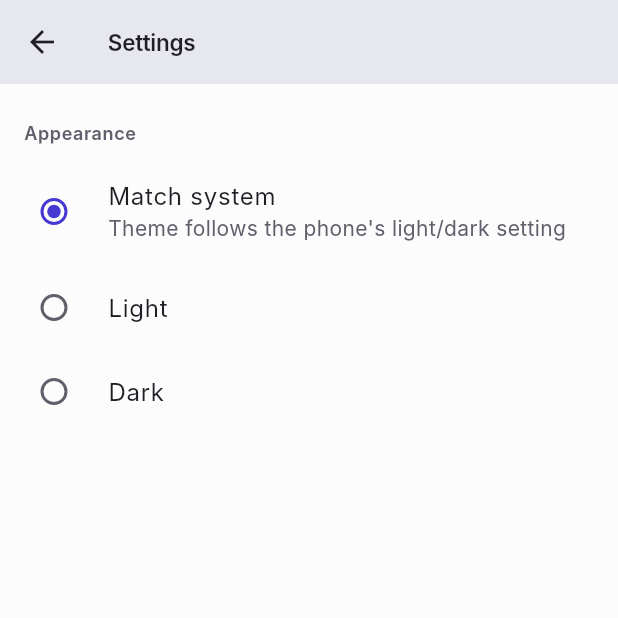
After one commit to arkinara/spendflow, a Flutter app: the SettingsScreen screen opened by its route, after a tap on "Match system", on a phone screen of 412 x 824 dp, the top half of it. The commit adds this screen. Run offline on Flutter 3.47's test engine with Material 3 defaults, Android fonts, the phone set to English and light mode, and no system bars; our stand-ins replace camera, hive_flutter, shared_preferences; accounts and stored records are empty; Roboto replaces fonts that are missing (Inter).

Commit message:
feat(fe-mobile-dark-theme): dark theme + theme mode toggle in Settings (#95)
- _darkScheme mirrors the M3 light scheme's structure with the brightness
  flipped and the surface steps tuned for dark (inverse-elevation mapping).
- SpendFlowTokens.dark is a full per-entry copy, not a derived class; the
  lerp therefore interpolates a perceptually correct midpoint between the
  two hardcoded variants.
- ThemeMode (system/light/dark) lives on AppState, persists through the
  #93 _persistSettings path, and hydrates on boot with an unknown-value
  fallback to system.
- MaterialApp subscribes to AppScope and resolves light/dark in place on a
  flip; no route push/pop, the navigator stack stays put.
- Settings screen is minimal on purpose: one Appearance section, three
  radio tiles, no account/logout/version info (separate tickets).
- Web globals.css colors inspire the dark tokens; values are not copied
  verbatim.

```diff
--- a/mobile/lib/app.dart
+++ b/mobile/lib/app.dart
@@ -8,6 +8,7 @@ import 'screens/confirm_screen.dart';
 import 'screens/draft_screen.dart';
 import 'screens/login_screen.dart';
 import 'screens/queue_screen.dart';
+import 'screens/settings_screen.dart';
 import 'screens/shell.dart';
 import 'screens/success_screen.dart';
 import 'state/app_state.dart';
@@ -100,12 +101,8 @@ class _SpendFlowAppState extends State<SpendFlowApp> {
   Widget build(BuildContext context) {
     return AppScope(
       state: _state,
-      child: MaterialApp(
-        title: 'SpendFlow',
-        debugShowCheckedModeBanner: false,
-        theme: buildSpendFlowTheme(),
+      child: _SpendFlowMaterialApp(
         navigatorKey: _navigatorKey,
-        initialRoute: LoginScreen.routeName,
         onGenerateRoute: _onGenerateRoute,
       ),
     );
@@ -117,6 +114,8 @@ class _SpendFlowAppState extends State<SpendFlowApp> {
         return _page(const LoginScreen(), settings);
       case MainShell.routeName:
         return _page(const MainShell(), settings);
+      case SettingsScreen.routeName:
+        return _page(const SettingsScreen(), settings);
       case CaptureScreen.routeName:
         return _page(const CaptureScreen(), settings);
       case ConfirmScreen.routeName:
@@ -139,3 +138,31 @@ class _SpendFlowAppState extends State<SpendFlowApp> {
     return MaterialPageRoute<void>(builder: (_) => child, settings: settings);
   }
 }
+
+/// Builds the [MaterialApp] below [AppScope] so it subscribes to [AppState]:
+/// a theme-mode flip notifies and the whole app re-resolves light/dark in
+/// place — no route is pushed or popped, the navigator stack stays put.
+class _SpendFlowMaterialApp extends StatelessWidget {
+  const _SpendFlowMaterialApp({
+    required this.navigatorKey,
+    required this.onGenerateRoute,
+  });
+
+  final GlobalKey<NavigatorState> navigatorKey;
+  final Route<dynamic>? Function(RouteSettings) onGenerateRoute;
+
+  @override
+  Widget build(BuildContext context) {
+    final state = AppScope.of(context);
+    return MaterialApp(
+      title: 'SpendFlow',
+      debugShowCheckedModeBanner: false,
+      theme: buildSpendFlowTheme(),
+      darkTheme: buildSpendFlowTheme(brightness: Brightness.dark),
+      themeMode: state.themeMode,
+      navigatorKey: navigatorKey,
+      initialRoute: LoginScreen.routeName,
+      onGenerateRoute: onGenerateRoute,
+    );
+  }
+}
--- /dev/null
+++ b/mobile/lib/screens/settings_screen.dart
@@ -0,0 +1,69 @@
+import 'package:flutter/material.dart';
+
+import '../state/app_state.dart';
+
+// RadioGroup — the groupValue/onChanged replacement the deprecation points at —
+// is not shipped in this Flutter build yet, so the classic RadioListTile API
+// stays in use here. Revisit once the replacement lands.
+// ignore_for_file: deprecated_member_use
+
+/// Minimal Settings screen (#95) — one Appearance section hosting the
+/// theme-mode toggle. Deliberately small: account, logout, version info and
+/// the rest arrive as separate tickets.
+class SettingsScreen extends StatelessWidget {
+  const SettingsScreen({super.key});
+
+  static const String routeName = '/settings';
+
+  @override
+  Widget build(BuildContext context) {
+    final state = AppScope.of(context);
+    final scheme = Theme.of(context).colorScheme;
+
+    return Scaffold(
+      appBar: AppBar(title: const Text('Settings')),
+      body: ListView(
+        padding: const EdgeInsets.symmetric(vertical: 8),
+        children: <Widget>[
+          Padding(
+            padding: const EdgeInsets.fromLTRB(16, 16, 16, 8),
+            child: Text(
+              'Appearance',
+              style: TextStyle(
+                fontSize: 12,
+                fontWeight: FontWeight.w600,
+                letterSpacing: 0.4,
+                color: scheme.onSurfaceVariant,
+              ),
+            ),
+          ),
+          RadioListTile<ThemeMode>(
+            title: const Text('Match system'),
+            subtitle: const Text("Theme follows the phone's light/dark setting"),
+            value: ThemeMode.system,
+            groupValue: state.themeMode,
+            onChanged: (value) {
+              if (value != null) state.setThemeMode(value);
+            },
+          ),
+          RadioListTile<ThemeMode>(
+            title: const Text('Light'),
+            value: ThemeMode.light,
+            groupValue: state.themeMode,
+            onChanged: (value) {
+              if (value != null) state.setThemeMode(value);
+            },
+          ),
+          RadioListTile<ThemeMode>(
+            title: const Text('Dark'),
+            value: ThemeMode.dark,
+            groupValue: state.themeMode,
+            onChanged: (value) {
+              if (value != null) state.setThemeMode(value);
+            },
+          ),
+        ],
+      ),
+    );
+  }
+}
--- a/mobile/lib/screens/shell.dart
+++ b/mobile/lib/screens/shell.dart
@@ -6,8 +6,10 @@ import 'capture_screen.dart';
 import 'claims_screen.dart';
 import 'home_screen.dart';
 import 'queue_screen.dart';
+import 'settings_screen.dart';
 
-/// The four primary destinations, with the capture FAB riding above them.
+/// The four primary destinations, with the capture FAB riding above them and
+/// Settings as a pushed route off the bottom bar.
 ///
 /// Tab state is kept in an [IndexedStack] so scroll position and filters
 /// survive a switch — the same behaviour the web app's rail has.
@@ -15,6 +17,10 @@ class MainShell extends StatefulWidget {
   const MainShell({this.initialIndex = 0, super.key});
 
   final int initialIndex;
+
+  /// Index of the Settings destination. Unlike the tabs it pushes a route
+  /// (/settings) instead of switching the stack.
+  static const int settingsIndex = 4;
 
   static const String routeName = '/home';
 
@@ -51,7 +57,13 @@ class _MainShellState extends State<MainShell> {
           : null,
       bottomNavigationBar: NavigationBar(
         selectedIndex: _index,
-        onDestinationSelected: (i) => setState(() => _index = i),
+        onDestinationSelected: (i) {
+          if (i == MainShell.settingsIndex) {
+            Navigator.of(context).pushNamed(SettingsScreen.routeName);
+            return;
+          }
+          setState(() => _index = i);
+        },
         destinations: <Widget>[
           const NavigationDestination(
             icon: Icon(Icons.home_outlined),
@@ -82,6 +94,11 @@ class _MainShellState extends State<MainShell> {
             selectedIcon: const Icon(Icons.inbox),
             label: 'Approvals',
           ),
+          const NavigationDestination(
+            icon: Icon(Icons.settings_outlined),
+            selectedIcon: Icon(Icons.settings),
+            label: 'Settings',
+          ),
         ],
       ),
     );
--- a/mobile/lib/state/app_state.dart
+++ b/mobile/lib/state/app_state.dart
@@ -1,7 +1,7 @@
 import 'dart:async';
 import 'dart:typed_data';
 
-import 'package:flutter/widgets.dart';
+import 'package:flutter/material.dart';
 
 import '../api/auth.dart' as auth_api;
 import '../api/errors.dart';
@@ -56,6 +56,7 @@ class AppState extends ChangeNotifier {
   AppState({
     AppVariant variant = AppVariant.standard,
     bool offline = false,
+    ThemeMode themeMode = ThemeMode.system,
     ClaimRepository? repository,
     LocalStore? store,
     OcrPass? ocrPass,
@@ -65,6 +66,8 @@ class AppState extends ChangeNotifier {
         _variant = variant,
         // ignore: prefer_initializing_formals
         _offline = offline,
+        // ignore: prefer_initializing_formals
+        _themeMode = themeMode,
         // ignore: prefer_initializing_formals
         _store = store,
         // Demo mode runs the fixture pass; the live repository gets the
@@ -89,6 +92,7 @@ class AppState extends ChangeNotifier {
   static Future<AppState> create({
     AppVariant variant = AppVariant.standard,
     bool offline = false,
+    ThemeMode themeMode = ThemeMode.system,
     ClaimRepository? repository,
     LocalStore? store,
     OcrPass? ocrPass,
@@ -98,6 +102,7 @@ class AppState extends ChangeNotifier {
     final state = AppState(
       variant: variant,
       offline: offline,
+      themeMode: themeMode,
       repository: repository,
       store: hydratedStore,
       ocrPass: ocrPass,
@@ -110,6 +115,7 @@ class AppState extends ChangeNotifier {
 
   static const String _variantKey = 'variant';
   static const String _offlineKey = 'offline';
+  static const String _themeModeKey = 'theme_mode';
   static const String _queueKey = 'queue';
   static const String _draftKey = 'draft';
   static const String _inboxKey = 'inbox';
@@ -133,6 +139,15 @@ class AppState extends ChangeNotifier {
       }
       final offlineRaw = await store.readString(_offlineKey);
       if (offlineRaw != null) _offline = offlineRaw == 'true';
+      final themeModeName = await store.readString(_themeModeKey);
+      if (themeModeName != null) {
+        // Case-insensitive match against the enum names; anything unknown
+        // (corrupt / hand-edited value) falls back to system (#95).
+        final lower = themeModeName.toLowerCase();
+        for (final candidate in ThemeMode.values) {
+          if (candidate.name == lower) _themeMode = candidate;
+        }
+      }
       final queue = await store.readList(_queueKey);
       if (queue != null) {
         _queue = queue.map(QueueItem.fromJson).toList();
@@ -173,6 +188,7 @@ class AppState extends ChangeNotifier {
   void _persistSettings() => _write((store) async {
         await store.writeString(_variantKey, _variant.name);
         await store.writeString(_offlineKey, _offline ? 'true' : 'false');
+        await store.writeString(_themeModeKey, _themeMode.name);
       });
 
   void _persistDraft() => _write((store) async {
@@ -227,6 +243,20 @@ class AppState extends ChangeNotifier {
   set variant(AppVariant value) {
     if (_variant == value) return;
     _variant = value;
+    _persistSettings();
+    notifyListeners();
+  }
+
+  /* ---------------- theme mode (#95) ---------------- */
+
+  ThemeMode _themeMode;
+  ThemeMode get themeMode => _themeMode;
+
+  /// Override the system light/dark preference. Persisted through
+  /// [_persistSettings] so a relaunch boots into the chosen mode (#93 seam).
+  void setThemeMode(ThemeMode value) {
+    if (_themeMode == value) return;
+    _themeMode = value;
     _persistSettings();
     notifyListeners();
   }
--- a/mobile/lib/theme/app_theme.dart
+++ b/mobile/lib/theme/app_theme.dart
@@ -50,22 +50,60 @@ const ColorScheme _lightScheme = ColorScheme(
   shadow: Color(0xFF000000),
 );
 
-ThemeData buildSpendFlowTheme() {
-  const tokens = SpendFlowTokens.light;
+/// M3 dark scheme (#95), mirroring [_lightScheme]'s structure with the
+/// brightness flipped and the surface steps tuned for dark backgrounds —
+/// lighter "containers" sitting on a darker base, the same inverse-elevation
+/// relationship M3 generates from a dark seed.
+const ColorScheme _darkScheme = ColorScheme(
+  brightness: Brightness.dark,
+  primary: Color(0xFFC3BDFF),
+  onPrimary: Color(0xFF241F50),
+  primaryContainer: Color(0xFF3A34A6),
+  onPrimaryContainer: Color(0xFFE6E1FF),
+  secondary: Color(0xFFCDBCE6),
+  onSecondary: Color(0xFF2C1E44),
+  secondaryContainer: Color(0xFF44386A),
+  onSecondaryContainer: Color(0xFFE8E1F4),
+  tertiary: Color(0xFF8FD5E0),
+  onTertiary: Color(0xFF0B3E48),
+  tertiaryContainer: Color(0xFF0E4F5A),
+  onTertiaryContainer: Color(0xFFD6F0F5),
+  error: Color(0xFFF2B8B8),
+  onError: Color(0xFF5D1414),
+  errorContainer: Color(0xFF8C1D18),
+  onErrorContainer: Color(0xFFF9DEDC),
+  surface: Color(0xFF14141A),
+  onSurface: Color(0xFFE7E7EE),
+  onSurfaceVariant: Color(0xFFC2C2CC),
+  outline: Color(0xFF8E8E9A),
+  outlineVariant: Color(0xFF45454F),
+  inverseSurface: Color(0xFFE7E7EE),
+  onInverseSurface: Color(0xFF2C2C34),
+  inversePrimary: Color(0xFF4539D1),
+  scrim: Color(0xFF000000),
+  shadow: Color(0xFF000000),
+);
+
+/// Build the SpendFlow [ThemeData] for a given [Brightness]. Defaults to
+/// light so existing callers and tests keep working unchanged (#95).
+ThemeData buildSpendFlowTheme({Brightness brightness = Brightness.light}) {
+  final scheme = brightness == Brightness.dark ? _darkScheme : _lightScheme;
+  final tokens =
+      brightness == Brightness.dark ? SpendFlowTokens.dark : SpendFlowTokens.light;
   final base = ThemeData(
     useMaterial3: true,
-    colorScheme: _lightScheme,
+    colorScheme: scheme,
     fontFamily: kSansFallback.first,
     fontFamilyFallback: kSansFallback.sublist(1),
   );
 
   return base.copyWith(
-    scaffoldBackgroundColor: _lightScheme.surface,
-    extensions: const <ThemeExtension<dynamic>>[tokens],
+    scaffoldBackgroundColor: scheme.surface,
+    extensions: <ThemeExtension<dynamic>>[tokens],
     splashFactory: InkSparkle.splashFactory,
     appBarTheme: AppBarTheme(
       backgroundColor: tokens.surfaceContainerHigh,
-      foregroundColor: _lightScheme.onSurface,
+      foregroundColor: scheme.onSurface,
       surfaceTintColor: Colors.transparent,
       elevation: 0,
       scrolledUnderElevation: 0,
@@ -74,11 +112,11 @@ ThemeData buildSpendFlowTheme() {
         fontSize: 15,
         fontWeight: FontWeight.w600,
         letterSpacing: -0.2,
-        color: _lightScheme.onSurface,
+        color: scheme.onSurface,
       ),
     ),
-    dividerTheme: const DividerThemeData(
-      color: Color(0xFFD7D7E0),
+    dividerTheme: DividerThemeData(
+      color: scheme.outlineVariant,
       thickness: 1,
       space: 1,
     ),
@@ -92,15 +130,15 @@ ThemeData buildSpendFlowTheme() {
     outlinedButtonTheme: OutlinedButtonThemeData(
       style: OutlinedButton.styleFrom(
         minimumSize: const Size(0, 48),
-        foregroundColor: _lightScheme.primary,
-        side: const BorderSide(color: Color(0xFF9696A6)),
+        foregroundColor: scheme.primary,
+        side: BorderSide(color: scheme.outline),
         shape: const RoundedRectangleBorder(borderRadius: Radii.pill),
         textStyle: const TextStyle(fontSize: 14, fontWeight: FontWeight.w500),
       ),
     ),
     textButtonTheme: TextButtonThemeData(
       style: TextButton.styleFrom(
-        foregroundColor: _lightScheme.primary,
+        foregroundColor: scheme.primary,
         textStyle: const TextStyle(fontSize: 13, fontWeight: FontWeight.w500),
       ),
     ),
@@ -109,34 +147,34 @@ ThemeData buildSpendFlowTheme() {
       fillColor: tokens.surfaceContainerHigh,
       isDense: true,
       contentPadding: const EdgeInsets.symmetric(horizontal: 12, vertical: 14),
-      border: const OutlineInputBorder(
+      border: OutlineInputBorder(
         borderRadius: Radii.md,
-        borderSide: BorderSide(color: Color(0xFF9696A6)),
+        borderSide: BorderSide(color: scheme.outline),
       ),
-      enabledBorder: const OutlineInputBorder(
+      enabledBorder: OutlineInputBorder(
         borderRadius: Radii.md,
-        borderSide: BorderSide(color: Color(0xFF9696A6)),
+        borderSide: BorderSide(color: scheme.outline),
       ),
       focusedBorder: OutlineInputBorder(
         borderRadius: Radii.md,
-        borderSide: BorderSide(color: _lightScheme.primary, width: 2),
+        borderSide: BorderSide(color: scheme.primary, width: 2),
       ),
-      labelStyle: const TextStyle(fontSize: 13, color: Color(0xFF60606C)),
-      helperStyle: const TextStyle(fontSize: 10.5, color: Color(0xFF60606C)),
+      labelStyle: TextStyle(fontSize: 13, color: scheme.onSurfaceVariant),
+      helperStyle: TextStyle(fontSize: 10.5, color: scheme.onSurfaceVariant),
     ),
     snackBarTheme: SnackBarThemeData(
       behavior: SnackBarBehavior.floating,
-      backgroundColor: _lightScheme.inverseSurface,
+      backgroundColor: scheme.inverseSurface,
       contentTextStyle: TextStyle(
         fontSize: 12.5,
         height: 1.4,
-        color: _lightScheme.onInverseSurface,
+        color: scheme.onInverseSurface,
       ),
       shape: const RoundedRectangleBorder(borderRadius: Radii.md),
       insetPadding: const EdgeInsets.symmetric(horizontal: 14, vertical: 12),
     ),
     bottomSheetTheme: BottomSheetThemeData(
-      backgroundColor: _lightScheme.surface,
+      backgroundColor: scheme.surface,
       surfaceTintColor: Colors.transparent,
       shape: const RoundedRectangleBorder(
         borderRadius: BorderRadius.vertical(top: Radius.circular(24)),
@@ -145,7 +183,7 @@ ThemeData buildSpendFlowTheme() {
     navigationBarTheme: NavigationBarThemeData(
       backgroundColor: tokens.surfaceContainerHigh,
       surfaceTintColor: Colors.transparent,
-      indicatorColor: _lightScheme.primary.withValues(alpha: 0.15),
+      indicatorColor: scheme.primary.withValues(alpha: 0.15),
       elevation: 0,
       height: 64,
       labelBehavior: NavigationDestinationLabelBehavior.alwaysShow,
@@ -154,26 +192,26 @@ ThemeData buildSpendFlowTheme() {
         return TextStyle(
           fontSize: 10.5,
           fontWeight: FontWeight.w500,
-          color: selected ? _lightScheme.primary : _lightScheme.onSurfaceVariant,
+          color: selected ? scheme.primary : scheme.onSurfaceVariant,
         );
       }),
       iconTheme: WidgetStateProperty.resolveWith((states) {
         final selected = states.contains(WidgetState.selected);
         return IconThemeData(
           size: 21,
-          color: selected ? _lightScheme.primary : _lightScheme.onSurfaceVariant,
+          color: selected ? scheme.primary : scheme.onSurfaceVariant,
         );
       }),
     ),
     floatingActionButtonTheme: FloatingActionButtonThemeData(
-      backgroundColor: _lightScheme.primary,
-      foregroundColor: _lightScheme.onPrimary,
+      backgroundColor: scheme.primary,
+      foregroundColor: scheme.onPrimary,
       elevation: 4,
       shape: const RoundedRectangleBorder(borderRadius: Radii.xxl),
     ),
     textTheme: base.textTheme.apply(
-      bodyColor: _lightScheme.onSurface,
-      displayColor: _lightScheme.onSurface,
+      bodyColor: scheme.onSurface,
+      displayColor: scheme.onSurface,
     ),
   );
 }
--- a/mobile/lib/theme/tokens.dart
+++ b/mobile/lib/theme/tokens.dart
@@ -61,9 +61,38 @@ class SpendFlowTokens extends ThemeExtension<SpendFlowTokens> {
     receiptPaper: Color(0xFFF6F4EF),
   );
 
-  /// Convenience accessor — every screen reads tokens off the theme.
-  static SpendFlowTokens of(BuildContext context) =>
-      Theme.of(context).extension<SpendFlowTokens>() ?? light;
+  /// Dark counterpart (#95), authored per-entry like the web app's `.dark`
+  /// block in `globals.css` rather than derived from the light set. The
+  /// surface-container steps follow M3's inverse-elevation mapping (darker
+  /// base, lighter surfaces as elevation rises), and the semantic roles keep
+  /// their hue while tuning luminance for dark backgrounds.
+  static const SpendFlowTokens dark = SpendFlowTokens(
+    success: Color(0xFF7EC89B),
+    successContainer: Color(0xFF1D4630),
+    onSuccessContainer: Color(0xFFBCE8CF),
+    warning: Color(0xFFE7C264),
+    warningContainer: Color(0xFF4A3A13),
+    onWarningContainer: Color(0xFFF8E6B3),
+    info: Color(0xFF9CC3F2),
+    infoContainer: Color(0xFF20354C),
+    onInfoContainer: Color(0xFFC9DEF8),
+    surfaceContainerLowest: Color(0xFF0E0E13),
+    surfaceContainerLow: Color(0xFF1B1B22),
+    surfaceContainer: Color(0xFF1F1F27),
+    surfaceContainerHigh: Color(0xFF292932),
+    receiptPaper: Color(0xFF23232A),
+  );
+
+  /// Convenience accessor — every screen reads tokens off the theme. Falls
+  /// back to the variant matching the active theme brightness when the
+  /// extension has not been registered (never in the real app, only in
+  /// tests that build bare [ThemeData]).
+  static SpendFlowTokens of(BuildContext context) {
+    final theme = Theme.of(context);
+    final tokens = theme.extension<SpendFlowTokens>();
+    if (tokens != null) return tokens;
+    return theme.brightness == Brightness.dark ? dark : light;
+  }
 
   @override
   SpendFlowTokens copyWith({
```
Also changed, not shown: 2 other files.
